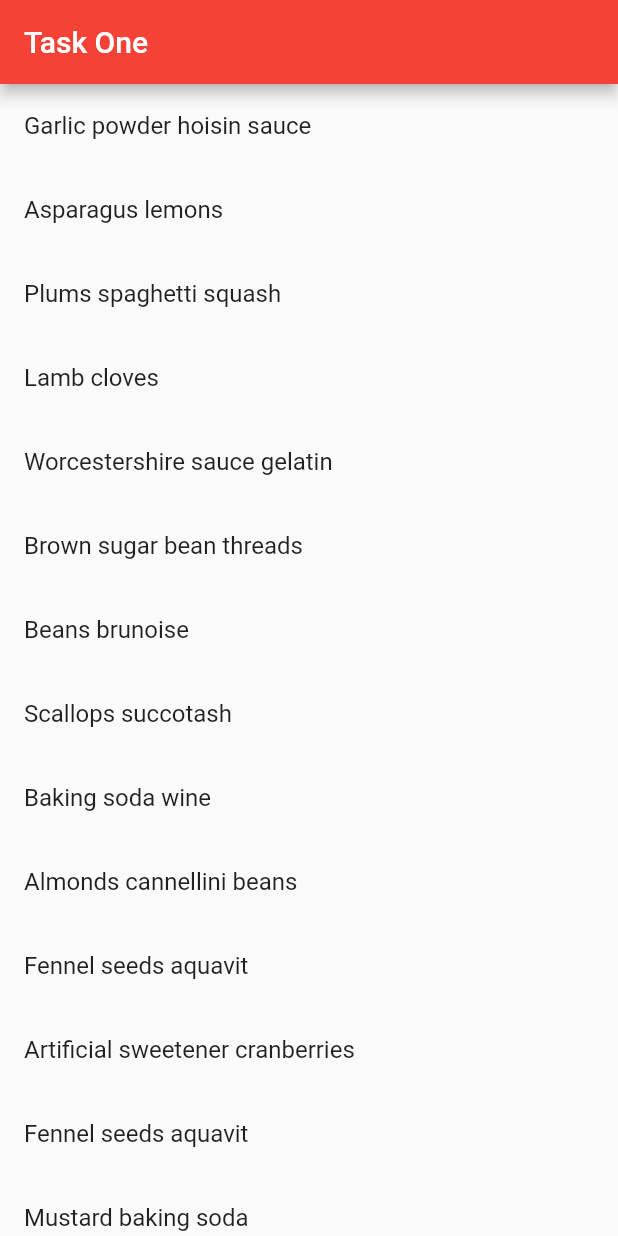
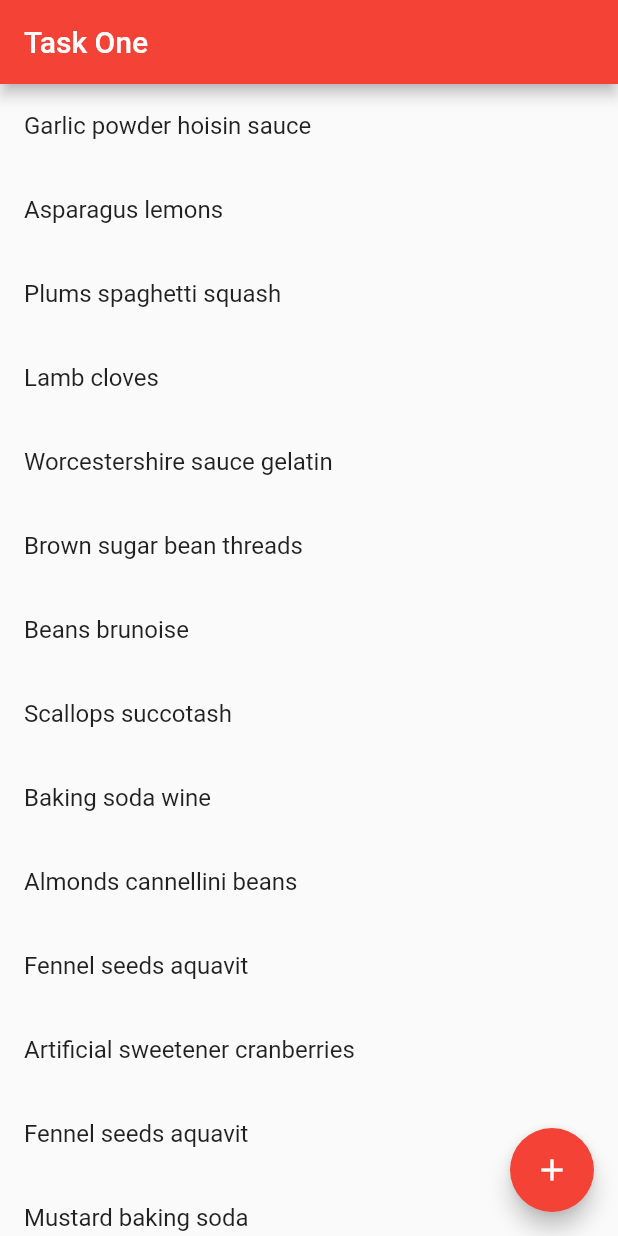
Before and after one commit to dr6am/doit_software_test_task, a Flutter app: the screen it shows after launch, on a phone screen of 412 x 824 dp. Run offline on Flutter 3.47's test engine with Material 2 defaults, Android fonts, the phone set to English and light mode, and no system bars.

Commit message:
completed Part 2 of task 1

```diff
--- a/task_1/lib/main.dart
+++ b/task_1/lib/main.dart
@@ -1,6 +1,8 @@
 import 'dart:math';
 
 import 'package:flutter/material.dart';
+import 'package:task_1/state/items_manager.dart';
+import 'package:task_1/ui/adding_page.dart';
 
 import 'consts.dart';
 
@@ -44,12 +46,14 @@ class MyApp extends StatelessWidget {
 
   @override
   Widget build(BuildContext context) {
-    return MaterialApp(
-      title: 'DOit Software Task 1',
-      theme: ThemeData(
-        primarySwatch: Colors.red,
+    return ItemsManager(
+      child: MaterialApp(
+        title: 'DOit Software Task 1',
+        theme: ThemeData(
+          primarySwatch: Colors.red,
+        ),
+        home: const MyHomePage(),
       ),
-      home: const MyHomePage(),
     );
   }
 }
@@ -66,16 +70,28 @@ class MyHomePage extends StatefulWidget {
 class _MyHomePageState extends State<MyHomePage> {
   @override
   Widget build(BuildContext context) {
-    final Iterable<String> items = genItems(length: 2000);
+    final items = ItemsManager.of(context).items;
     return Scaffold(
       appBar: AppBar(
         title: const Text("Task One"),
       ),
-      body: ListView.builder(
-          itemCount: items.length,
-          itemBuilder: (context, index) => ListTile(
-                title: Text(items.elementAt(index).capitalizedCase()),
-              )),
+      floatingActionButton: FloatingActionButton(
+        onPressed: () {
+          Navigator.of(context).push(MaterialPageRoute(
+              fullscreenDialog: true,
+              builder: (BuildContext context) => AddingPage()));
+        },
+        child: const Icon(Icons.add),
+      ),
+      body: ValueListenableBuilder<Iterable<String>>(
+          valueListenable: items,
+          builder: (BuildContext context, Iterable<String> data, _) {
+            return ListView.builder(
+                itemCount: data.length,
+                itemBuilder: (context, index) => ListTile(
+                      title: Text(data.elementAt(index).capitalizedCase()),
+                    ));
+          }),
     );
   }
 }
--- /dev/null
+++ b/task_1/lib/state/items_manager.dart
@@ -0,0 +1,32 @@
+import 'package:flutter/foundation.dart';
+import 'package:flutter/widgets.dart';
+
+import '../main.dart';
+
+class ItemsManager extends InheritedWidget {
+  ItemsManager({
+    Key? key,
+    required Widget child,
+  }) : super(key: key, child: child);
+
+  final ValueNotifier<Iterable<String>> items =
+      ValueNotifier<Iterable<String>>(genItems(length: 2000));
+
+  void addItem(String item) {
+    //to fast check works, I decided to insert to 0 index
+    final Iterable<String> newData = <String>[item, ...items.value];
+    items.value = newData;
+  }
+
+  static ItemsManager of(BuildContext context) {
+    final ItemsManager? result =
+        context.dependOnInheritedWidgetOfExactType<ItemsManager>();
+    assert(result != null, 'No Items found in context');
+    return result!;
+  }
+
+  @override
+  bool updateShouldNotify(ItemsManager old) {
+    return old.items != items;
+  }
+}
```
Also changed, not shown: task_1/lib/ui/adding_page.dart (added, +32 -0 lines).
